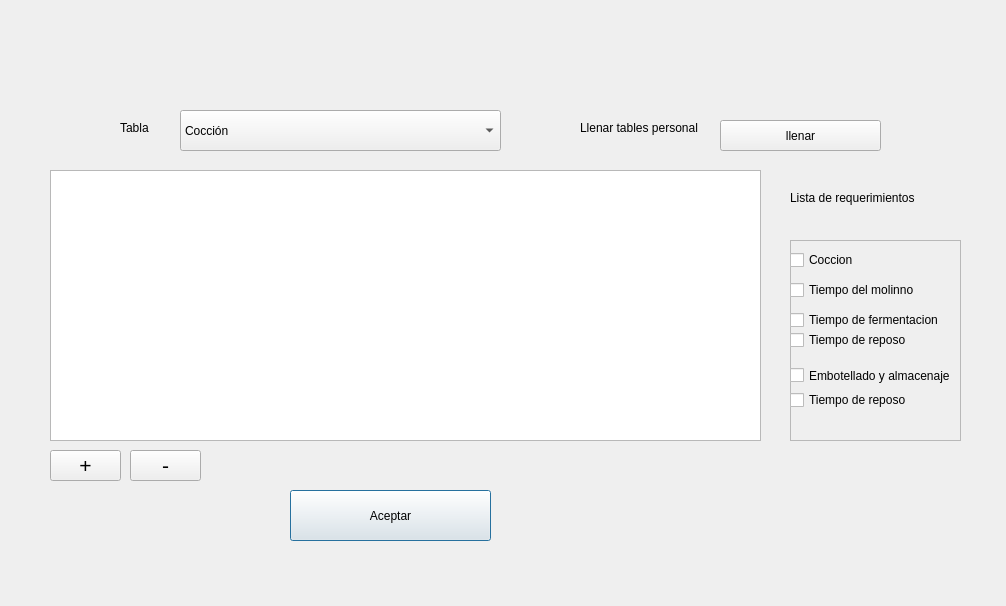
Above: interfaces/ventanas_produccion/Ingreso_datos_produccion.ui from EscuelaProyectosPOO/simulacion before the change. Below: the same form after it.
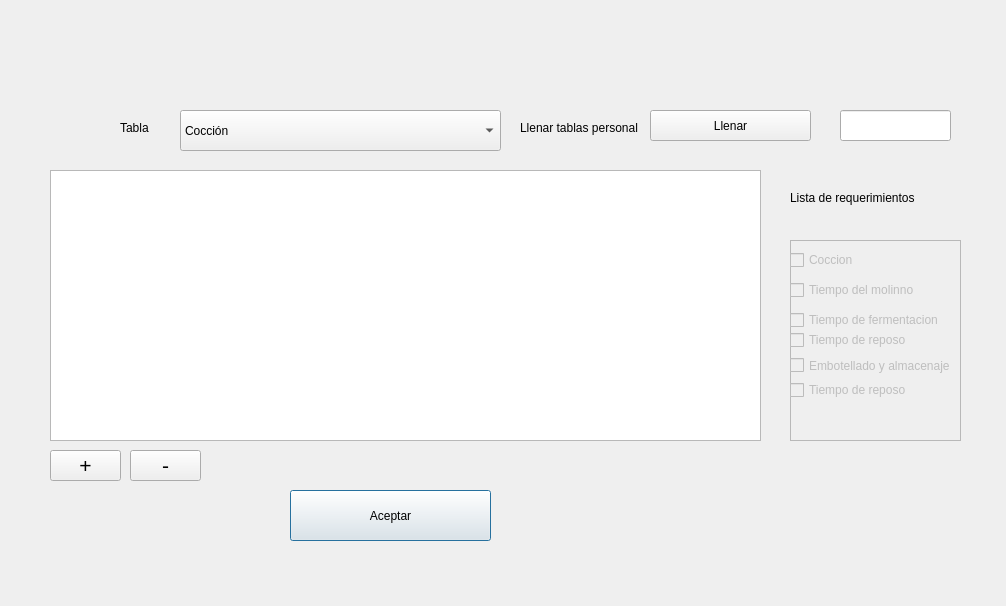
That is the form after the change.

Commit message: creacion de interfaces y conexion a ventana de produccion

Diff of the .ui file:
```diff
--- a/interfaces/ventanas_produccion/Ingreso_datos_produccion.ui
+++ b/interfaces/ventanas_produccion/Ingreso_datos_produccion.ui
@@ -52,6 +52,9 @@
     <enum>QFrame::Raised</enum>
    </property>
    <widget class="QCheckBox" name="checkBox">
+    <property name="enabled">
+     <bool>false</bool>
+    </property>
     <property name="geometry">
      <rect>
       <x>0</x>
@@ -65,6 +68,9 @@
     </property>
    </widget>
    <widget class="QCheckBox" name="checkBox_2">
+    <property name="enabled">
+     <bool>false</bool>
+    </property>
     <property name="geometry">
      <rect>
       <x>0</x>
@@ -78,6 +84,9 @@
     </property>
    </widget>
    <widget class="QCheckBox" name="checkBox_3">
+    <property name="enabled">
+     <bool>false</bool>
+    </property>
     <property name="geometry">
      <rect>
       <x>0</x>
@@ -91,6 +100,9 @@
     </property>
    </widget>
    <widget class="QCheckBox" name="checkBox_4">
+    <property name="enabled">
+     <bool>false</bool>
+    </property>
     <property name="geometry">
      <rect>
       <x>0</x>
@@ -104,10 +116,13 @@
     </property>
    </widget>
    <widget class="QCheckBox" name="checkBox_5">
+    <property name="enabled">
+     <bool>false</bool>
+    </property>
     <property name="geometry">
      <rect>
       <x>0</x>
-      <y>120</y>
+      <y>110</y>
       <width>171</width>
       <height>31</height>
      </rect>
@@ -117,10 +132,13 @@
     </property>
    </widget>
    <widget class="QCheckBox" name="checkBox_6">
+    <property name="enabled">
+     <bool>false</bool>
+    </property>
     <property name="geometry">
      <rect>
       <x>0</x>
-      <y>150</y>
+      <y>140</y>
       <width>141</width>
       <height>20</height>
      </rect>
@@ -230,27 +248,45 @@
   <widget class="QLabel" name="label_3">
    <property name="geometry">
     <rect>
-     <x>580</x>
+     <x>520</x>
      <y>120</y>
      <width>151</width>
      <height>16</height>
     </rect>
    </property>
    <property name="text">
-    <string>Llenar tables personal </string>
+    <string>Llenar tablas personal </string>
    </property>
   </widget>
   <widget class="QPushButton" name="Aceptar_2">
    <property name="geometry">
     <rect>
-     <x>720</x>
-     <y>120</y>
+     <x>650</x>
+     <y>110</y>
      <width>161</width>
      <height>31</height>
     </rect>
    </property>
    <property name="text">
-    <string>llenar</string>
+    <string>Llenar</string>
+   </property>
+  </widget>
+  <widget class="QLineEdit" name="numero_iteraciones">
+   <property name="geometry">
+    <rect>
+     <x>840</x>
+     <y>110</y>
+     <width>111</width>
+     <height>31</height>
+    </rect>
+   </property>
+   <property name="font">
+    <font>
+     <pointsize>16</pointsize>
+    </font>
+   </property>
+   <property name="text">
+    <string/>
    </property>
   </widget>
  </widget>
```
Left out of the diff: 3 changed lines with no effect on the pictures. The commit also changes 2 other files.
